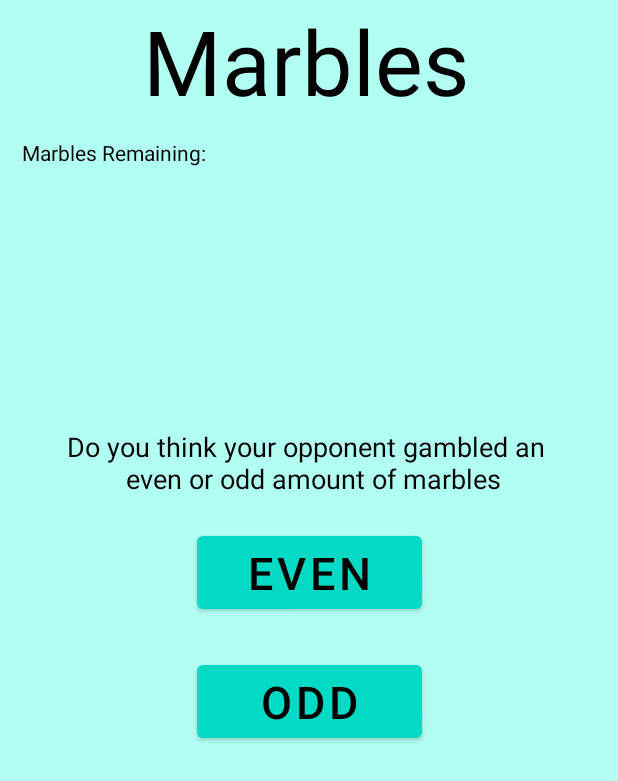
After one commit to Yangjas4/Squid-Arcade, an Android app: the layout activity_marbles_singleplayer_evenOdd.xml on its own in the app's theme, with its tools: preview values and no code run, on a phone screen of 412 x 824 dp. The commit adds this screen. Shown: the top 781 px of the screen. Run offline under Robolectric (Android 15) with nearby library versions, the phone set to English and light mode, and no system bars.

Commit message:
even odd screen

```diff
--- a/app/src/main/res/layout/activity_marbles_main.xml
+++ b/app/src/main/res/layout/activity_marbles_main.xml
@@ -9,7 +9,7 @@
     <TextView
         android:id="@+id/textView4"
         android:layout_width="222dp"
-        android:layout_height="159dp"
+        android:layout_height="80dp"
         android:layout_marginStart="28dp"
         android:layout_marginTop="32dp"
         android:text="Marbles"
@@ -43,12 +43,13 @@
         android:id="@+id/textView9"
         android:layout_width="273dp"
         android:layout_height="76dp"
+        android:layout_marginTop="20dp"
         android:text="In this game use your 10 marbles to compete with the partner next to you"
         android:textSize="20sp"
         app:layout_constraintEnd_toEndOf="parent"
-        app:layout_constraintHorizontal_bias="0.879"
+        app:layout_constraintHorizontal_bias="0.884"
         app:layout_constraintStart_toStartOf="parent"
-        tools:layout_editor_absoluteY="142dp" />
+        app:layout_constraintTop_toBottomOf="@+id/textView4" />
 
     <TextView
         android:id="@+id/textView10"
--- /dev/null
+++ b/app/src/main/res/layout/activity_marbles_singleplayer_evenOdd.xml
@@ -0,0 +1,67 @@
+<?xml version="1.0" encoding="utf-8"?>
+<androidx.constraintlayout.widget.ConstraintLayout xmlns:android="http://schemas.android.com/apk/res/android"
+    xmlns:app="http://schemas.android.com/apk/res-auto"
+    xmlns:tools="http://schemas.android.com/tools"
+    android:layout_width="match_parent"
+    android:layout_height="match_parent"
+    tools:context=".Marbles.MarblesMain"
+    android:background="#B1FEF3">
+
+
+    <TextView
+        android:id="@+id/textView4"
+        android:layout_width="222dp"
+        android:layout_height="80dp"
+        android:text="@string/marbles"
+        android:textSize="60sp"
+        app:layout_constraintEnd_toEndOf="parent"
+        app:layout_constraintStart_toStartOf="parent"
+        app:layout_constraintTop_toTopOf="parent" />
+
+    <TextView
+        android:id="@+id/marblesRemaining"
+        android:layout_width="wrap_content"
+        android:layout_height="wrap_content"
+        android:layout_marginTop="12dp"
+        android:text="@string/marblesRemaining"
+        app:layout_constraintEnd_toEndOf="parent"
+        app:layout_constraintHorizontal_bias="0.05"
+        app:layout_constraintStart_toStartOf="parent"
+        app:layout_constraintTop_toBottomOf="@+id/textView4" />
+
+    <TextView
+        android:id="@+id/requestMarbles"
+        android:layout_width="wrap_content"
+        android:layout_height="wrap_content"
+        android:layout_marginBottom="20dp"
+        android:textSize="18sp"
+        android:text="@string/request_evenOdd"
+        android:textAlignment="center"
+        app:layout_constraintBottom_toTopOf="@+id/evenGuess"
+        app:layout_constraintEnd_toEndOf="parent"
+        app:layout_constraintStart_toStartOf="parent" />
+
+    <Button
+        android:id="@+id/evenGuess"
+        android:layout_width="150dp"
+        android:layout_height="wrap_content"
+        android:layout_marginBottom="25dp"
+        android:text="@string/even"
+        android:textSize="30sp"
+        app:layout_constraintBottom_toTopOf="@+id/oddGuess"
+        app:layout_constraintEnd_toEndOf="parent"
+        app:layout_constraintStart_toStartOf="parent" />
+
+    <Button
+        android:id="@+id/oddGuess"
+        android:layout_width="150dp"
+        android:layout_height="wrap_content"
+        android:text="@string/odd"
+        android:textSize="30sp"
+        app:layout_constraintBottom_toBottomOf="parent"
+        app:layout_constraintEnd_toEndOf="parent"
+        app:layout_constraintStart_toStartOf="parent"
+        app:layout_constraintTop_toBottomOf="@+id/marblesRemaining" />
+
+
+</androidx.constraintlayout.widget.ConstraintLayout>
--- a/app/src/main/res/layout/activity_marbles_singleplayer.xml
+++ b/app/src/main/res/layout/activity_marbles_singleplayer_gamble.xml
@@ -30,22 +30,11 @@
         app:layout_constraintTop_toBottomOf="@+id/textView4" />
 
     <TextView
-        android:id="@+id/round"
-        android:layout_width="wrap_content"
-        android:layout_height="wrap_content"
-        android:text="@string/round"
-        app:layout_constraintBottom_toBottomOf="parent"
-        app:layout_constraintEnd_toEndOf="parent"
-        app:layout_constraintHorizontal_bias="0.3"
-        app:layout_constraintStart_toEndOf="@+id/textView4"
-        app:layout_constraintTop_toTopOf="parent"
-        app:layout_constraintVertical_bias="0.0" />
-
-    <TextView
         android:id="@+id/requestMarbles"
         android:layout_width="wrap_content"
         android:layout_height="wrap_content"
         android:layout_marginBottom="12dp"
+        android:textSize="16sp"
         android:text="@string/requestGamble"
         app:layout_constraintBottom_toTopOf="@+id/gambleAmount"
         app:layout_constraintEnd_toEndOf="parent"
--- a/app/src/main/res/values/strings.xml
+++ b/app/src/main/res/values/strings.xml
@@ -9,4 +9,7 @@
     <string name="round">Round #</string>
     <string name="requestGamble">Enter number of marbles you want to gamble below:</string>
     <string name="marblesRemaining">Marbles Remaining:</string>
+    <string name="request_evenOdd">Do you think your opponent gambled an \n even or odd amount of marbles</string>
+    <string name="even">Even</string>
+    <string name="odd">Odd</string>
 </resources>
```
